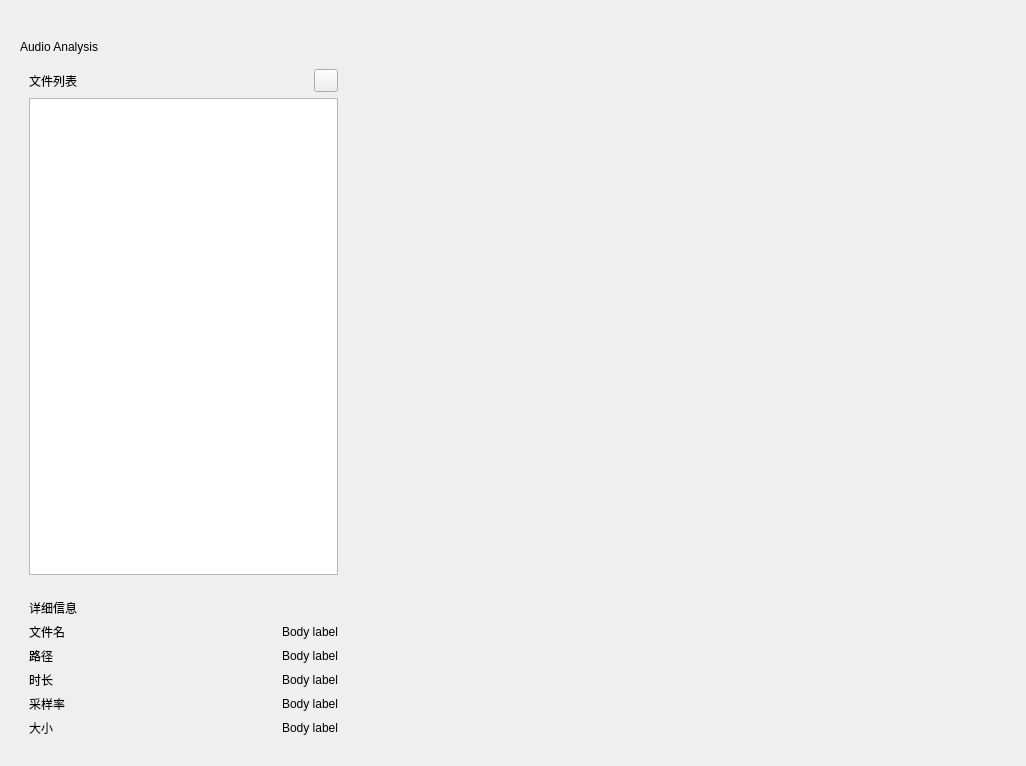
Pigletzzz/SignalProcessing, file ui/AudioAnalysisInterface.ui: the form before one commit.
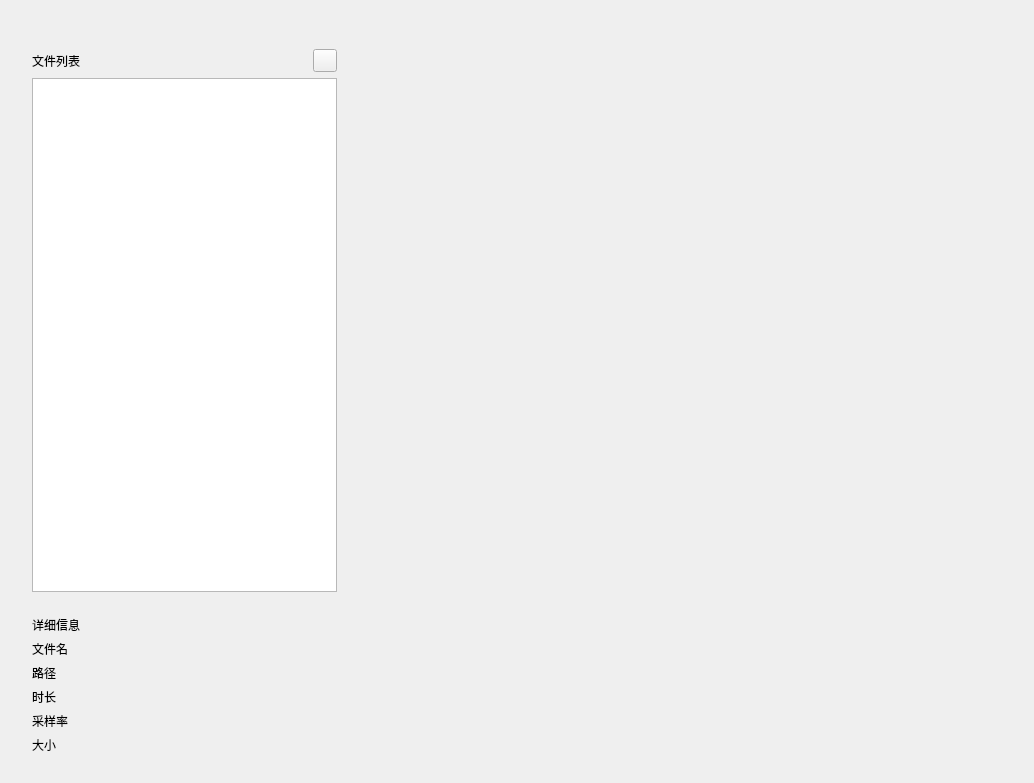
The form after the commit. Custom widgets are drawn as their Qt base class.

What changed in the file:
```diff
--- a/ui/AudioAnalysisInterface.ui
+++ b/ui/AudioAnalysisInterface.ui
@@ -6,8 +6,8 @@
    <rect>
     <x>0</x>
     <y>0</y>
-    <width>1026</width>
-    <height>766</height>
+       <width>1034</width>
+       <height>783</height>
    </rect>
   </property>
   <property name="windowTitle">
@@ -28,19 +28,6 @@
    </property>
    <item>
     <layout class="QVBoxLayout" name="verticalLayout">
-     <item>
-      <widget class="TitleLabel" name="TitleLabel">
-       <property name="sizePolicy">
-        <sizepolicy hsizetype="Fixed" vsizetype="Fixed">
-         <horstretch>0</horstretch>
-         <verstretch>0</verstretch>
-        </sizepolicy>
-       </property>
-       <property name="text">
-           <string>Audio Analysis</string>
-       </property>
-      </widget>
-     </item>
      <item>
       <widget class="SimpleCardWidget" name="SimpleCardWidget_3">
        <property name="sizePolicy">
@@ -56,6 +43,12 @@
         </size>
        </property>
        <layout class="QVBoxLayout" name="verticalLayout_2">
+           <property name="leftMargin">
+               <number>12</number>
+           </property>
+           <property name="rightMargin">
+               <number>12</number>
+           </property>
         <item>
          <layout class="QHBoxLayout" name="horizontalLayout_2">
           <item>
@@ -101,6 +94,12 @@
         <property name="formAlignment">
          <set>Qt::AlignLeading|Qt::AlignLeft|Qt::AlignTop</set>
         </property>
+           <property name="leftMargin">
+               <number>12</number>
+           </property>
+           <property name="rightMargin">
+               <number>12</number>
+           </property>
         <item row="0" column="0">
          <widget class="StrongBodyLabel" name="StrongBodyLabel_6">
           <property name="sizePolicy">
@@ -137,7 +136,7 @@
         <item row="2" column="1">
          <widget class="BodyLabel" name="fileDirLabel">
           <property name="text">
-           <string>Body label</string>
+              <string/>
           </property>
           <property name="alignment">
            <set>Qt::AlignRight|Qt::AlignTrailing|Qt::AlignVCenter</set>
@@ -154,7 +153,7 @@
         <item row="3" column="1">
          <widget class="BodyLabel" name="durationLabel">
           <property name="text">
-           <string>Body label</string>
+              <string/>
           </property>
           <property name="alignment">
            <set>Qt::AlignRight|Qt::AlignTrailing|Qt::AlignVCenter</set>
@@ -171,7 +170,7 @@
         <item row="4" column="1">
          <widget class="BodyLabel" name="sampleRateLabel">
           <property name="text">
-           <string>Body label</string>
+              <string/>
           </property>
           <property name="alignment">
            <set>Qt::AlignRight|Qt::AlignTrailing|Qt::AlignVCenter</set>
@@ -188,7 +187,7 @@
         <item row="5" column="1">
          <widget class="BodyLabel" name="fileSizeLabel">
           <property name="text">
-           <string>Body label</string>
+              <string/>
           </property>
           <property name="alignment">
            <set>Qt::AlignRight|Qt::AlignTrailing|Qt::AlignVCenter</set>
@@ -213,7 +212,7 @@
            <enum>Qt::LeftToRight</enum>
           </property>
           <property name="text">
-           <string>Body label</string>
+              <string/>
           </property>
           <property name="alignment">
            <set>Qt::AlignRight|Qt::AlignTrailing|Qt::AlignVCenter</set>
@@ -279,11 +278,6 @@
    <extends>QLabel</extends>
    <header>qfluentwidgets</header>
   </customwidget>
-  <customwidget>
-   <class>TitleLabel</class>
-   <extends>QLabel</extends>
-   <header>qfluentwidgets</header>
-  </customwidget>
   <customwidget>
    <class>TableWidget</class>
    <extends>QTableWidget</extends>
```
